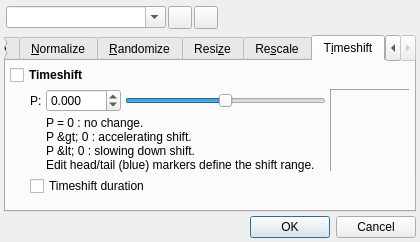
This is src/qtractorMidiToolsForm.ui in rncbc/qtractor as Qt 5 draws it before an edit. The edited form follows.
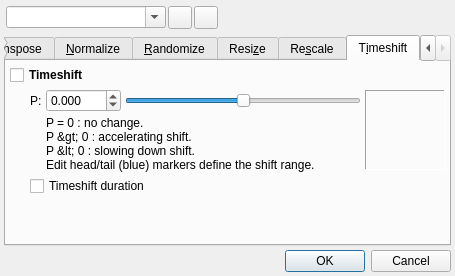
This is the edited form. The open tabs and pages were chosen to show the change. Icons and pictures are not drawn. Custom widgets are drawn as their Qt base class.

Commit message: - Bitsy fixing on LV2 Persist support and MIDI Timeshift tool.

Patch:
```diff
--- a/src/qtractorMidiToolsForm.ui
+++ b/src/qtractorMidiToolsForm.ui
@@ -26,8 +26,8 @@
    <rect>
     <x>0</x>
     <y>0</y>
-    <width>420</width>
-    <height>242</height>
+    <width>455</width>
+    <height>276</height>
    </rect>
   </property>
   <property name="windowTitle">
@@ -1160,6 +1160,12 @@
          <property name="maximum">
 		  <number>10000</number>
          </property>
+         <property name="singleStep">
+          <number>10</number>
+         </property>
+         <property name="pageStep">
+          <number>100</number>
+         </property>
          <property name="value">
           <number>0</number>
          </property>
@@ -1176,6 +1182,12 @@
            <height>80</height>
           </size>
          </property>
+         <property name="maximumSize">
+          <size>
+           <width>80</width>
+           <height>80</height>
+          </size>
+         </property>
          <property name="toolTip">
           <string>Timeshift curve</string>
          </property>
```
Left out of the diff: 12 changed lines with no effect on the pictures. Lines whose indentation alone changed are shown as unchanged. The commit also changes 2 other files.
